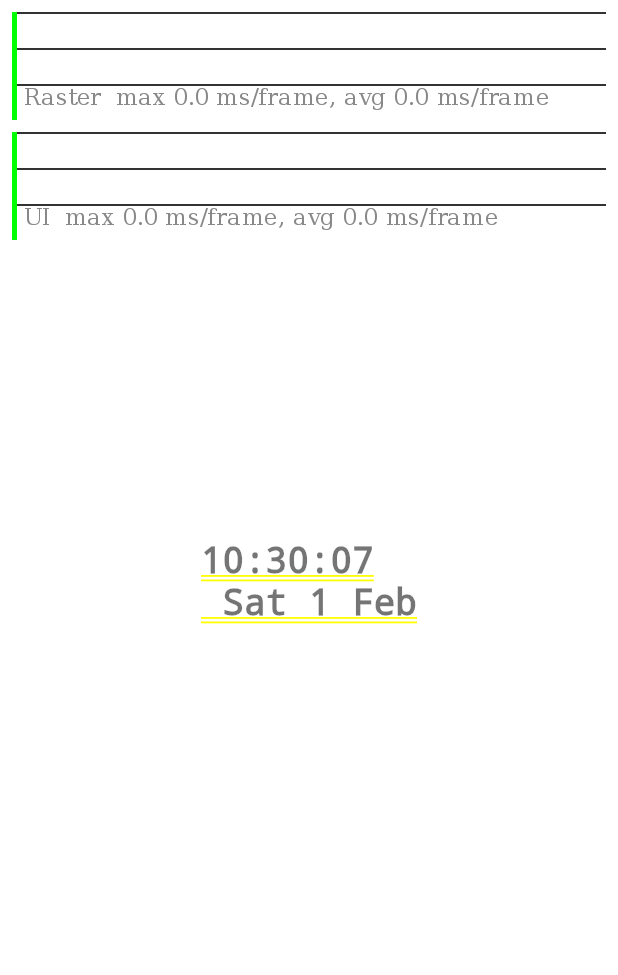
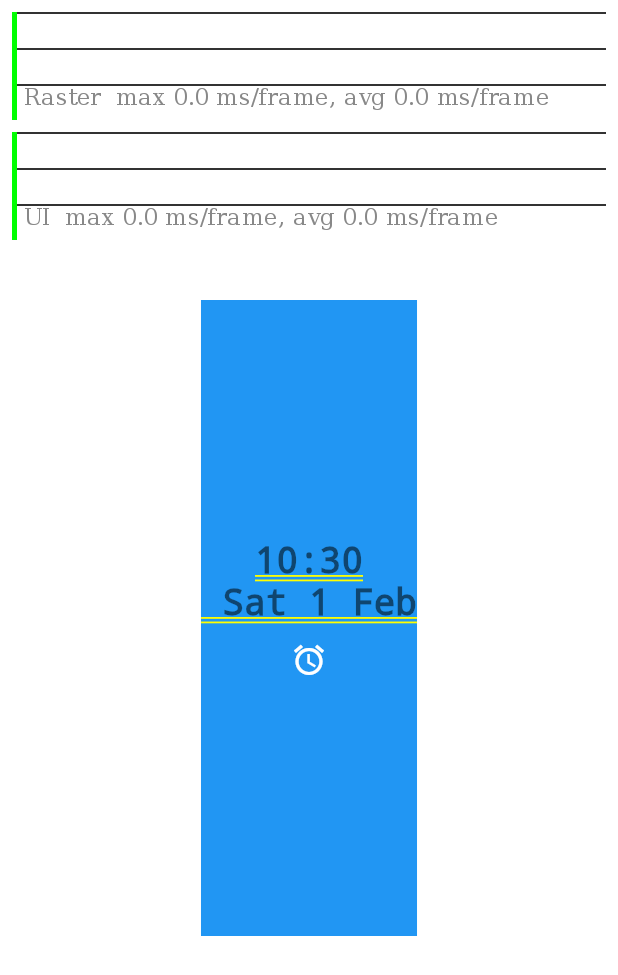
Before and after one commit to a-wallen/morning_alarm, a Flutter app: the screen it shows after launch, on a phone screen of 412 x 824 dp. Shown: the top 975 px of the screen. Run offline on Flutter 3.47's test engine with Material 2 defaults, Android fonts, the light colour scheme and no system bars.

Commit message:
Minor interface changes that are incomplete and workmanager plugin added. Run pub get to install it

```diff
--- a/lib/home.dart
+++ b/lib/home.dart
@@ -17,23 +17,27 @@ class _HomePageState extends State<HomePage> {
     Timer.periodic(Duration(seconds: 1), (Timer t) {
       setState(() {
         DateTime now = DateTime.now();
-        String date = DateFormat('kk:mm:ss \n EEE d MMM').format(now);
+        String date = DateFormat('kk:mm \n EEE d MMM').format(now);
       });
     });
   }
   @override
   Widget build(BuildContext context) {
     DateTime now = DateTime.now();
-    String date = DateFormat('kk:mm:ss \n EEE d MMM').format(now);
+    String date = DateFormat('kk:mm \n EEE d MMM').format(now);
     return Container(
-      color: Colors.white70,
+      color: Colors.white30,
       child: Center(
+        child: Container(
+          color:Colors.blue,
+          margin: new EdgeInsets.fromLTRB(0, 200.0, 0, 200.0),
           child: Column(
             mainAxisAlignment: MainAxisAlignment.center,
             crossAxisAlignment: CrossAxisAlignment.center,
             children: <Widget>[
               Text(
                 date,
+                textAlign: TextAlign.center,
                 style: TextStyle(
                   color: Colors.black54,
                   fontSize: 24.0,
@@ -50,6 +54,7 @@ class _HomePageState extends State<HomePage> {
             ],
           ),
         ),
+      ),
     );
   }
 }
--- a/pubspec.yaml
+++ b/pubspec.yaml
@@ -24,6 +24,7 @@ dependencies:
   # Use with the CupertinoIcons class for iOS style icons.
   cupertino_icons: ^0.1.2
   intl: 0.16.1
+  workmanager: ^0.2.0
 
 dev_dependencies:
   flutter_test:
```
Lines whose indentation alone changed are shown as unchanged.
